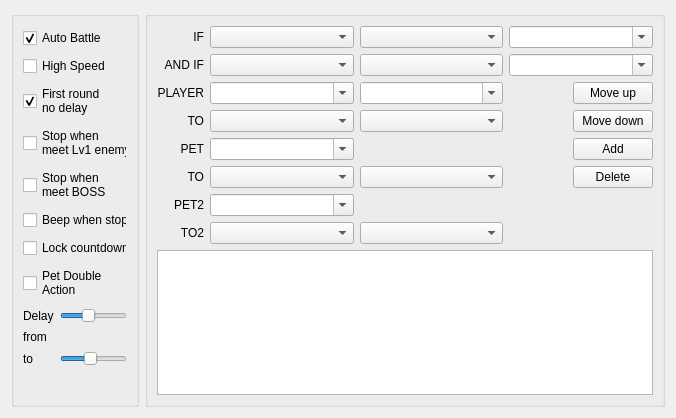
The window that CGAssistant/autobattleform.ui (hzqst/CGAssistant) describes before a commit, drawn with Qt 5.
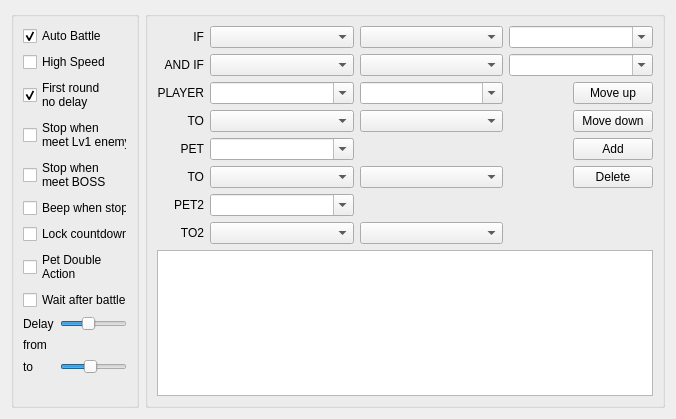
The same window after the commit.

```diff
--- a/CGAssistant/autobattleform.ui
+++ b/CGAssistant/autobattleform.ui
@@ -170,6 +170,22 @@
         </property>
        </widget>
       </item>
+      <item>
+       <widget class="QCheckBox" name="checkBox_waitAfterBattle">
+        <property name="sizePolicy">
+         <sizepolicy hsizetype="Preferred" vsizetype="Fixed">
+          <horstretch>0</horstretch>
+          <verstretch>0</verstretch>
+         </sizepolicy>
+        </property>
+        <property name="text">
+         <string>Wait after battle</string>
+        </property>
+        <property name="checked">
+         <bool>false</bool>
+        </property>
+       </widget>
+      </item>
       <item>
        <layout class="QGridLayout" name="gridLayout">
         <item row="2" column="0">
```
